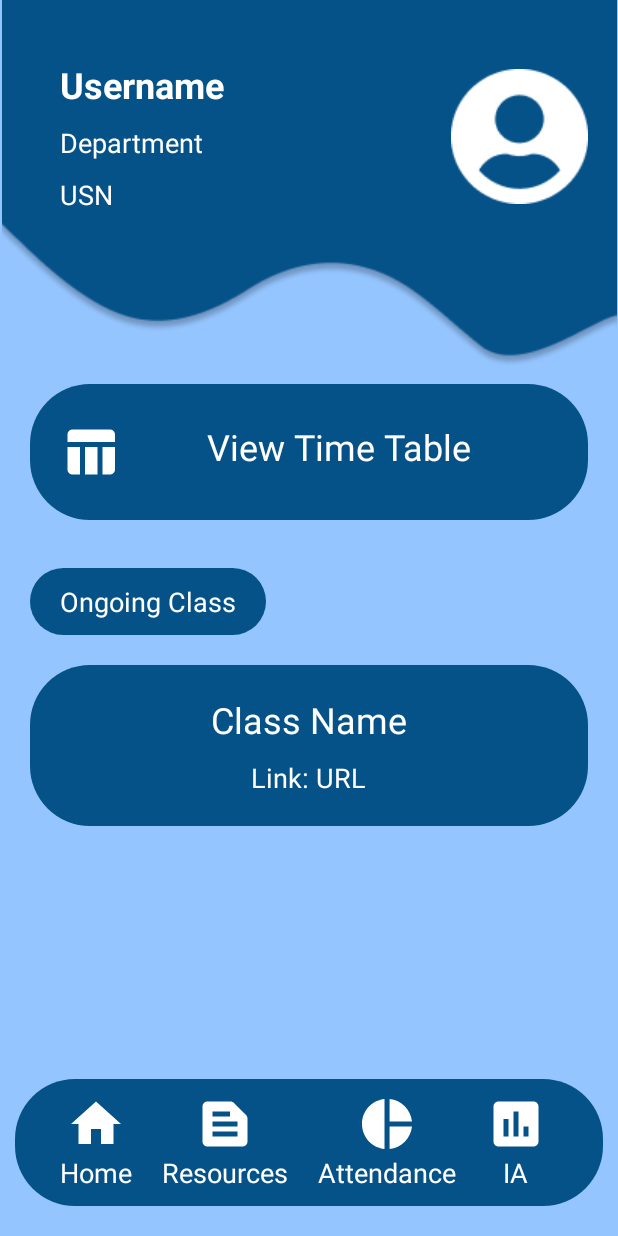
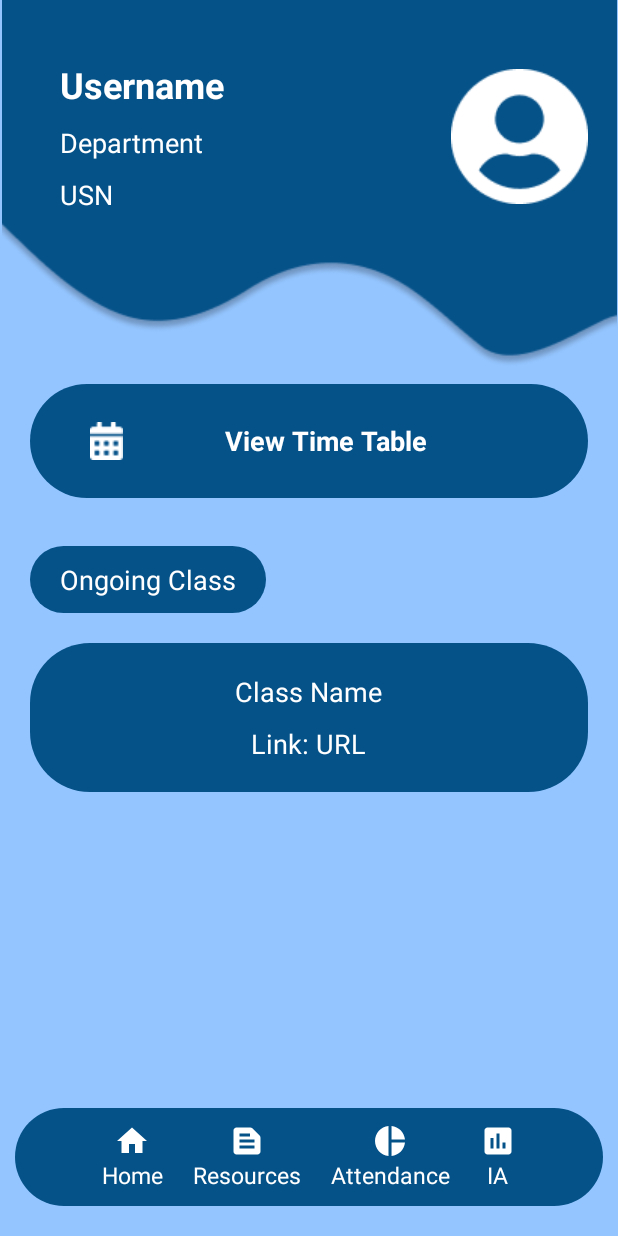
Before and after one commit to MirzaG9498/DroidAssist, an Android app: the HomeActivity screen opened directly, with no data from a screen before it, on a phone screen of 412 x 824 dp. Run offline under Robolectric (Android 15) with nearby library versions, the phone set to English and light mode, and no system bars; our stand-ins replace Firebase (no records; nobody signed in at launch, a user with empty details on screens opened directly); 1 statement that could not run was skipped.

Commit message:
Fix Login Issues and Overflowing of Content in HomeActivity

```diff
--- a/app/src/main/res/drawable/assessment_icon.xml
+++ b/app/src/main/res/drawable/assessment_icon.xml
@@ -1,5 +1,5 @@
-<vector android:height="40dp" android:tint="#FFFFFF"
+<vector android:height="24dp" android:tint="#FFFFFF"
     android:viewportHeight="24" android:viewportWidth="24"
-    android:width="40dp" xmlns:android="http://schemas.android.com/apk/res/android">
+    android:width="24dp" xmlns:android="http://schemas.android.com/apk/res/android">
     <path android:fillColor="@android:color/white" android:pathData="M19,3L5,3c-1.1,0 -2,0.9 -2,2v14c0,1.1 0.9,2 2,2h14c1.1,0 2,-0.9 2,-2L21,5c0,-1.1 -0.9,-2 -2,-2zM9,17L7,17v-7h2v7zM13,17h-2L11,7h2v10zM17,17h-2v-4h2v4z"/>
 </vector>
--- a/app/src/main/res/drawable/attendance_icon.xml
+++ b/app/src/main/res/drawable/attendance_icon.xml
@@ -1,5 +1,5 @@
-<vector android:height="40dp" android:tint="#FFFFFF"
+<vector android:height="24dp" android:tint="#FFFFFF"
     android:viewportHeight="24" android:viewportWidth="24"
-    android:width="40dp" xmlns:android="http://schemas.android.com/apk/res/android">
+    android:width="24dp" xmlns:android="http://schemas.android.com/apk/res/android">
     <path android:fillColor="@android:color/white" android:pathData="M11,2v20c-5.07,-0.5 -9,-4.79 -9,-10s3.93,-9.5 9,-10zM13.03,2v8.99L22,10.99c-0.47,-4.74 -4.24,-8.52 -8.97,-8.99zM13.03,13.01L13.03,22c4.74,-0.47 8.5,-4.25 8.97,-8.99h-8.97z"/>
 </vector>
--- a/app/src/main/res/drawable/home_icon.xml
+++ b/app/src/main/res/drawable/home_icon.xml
@@ -1,5 +1,5 @@
-<vector android:height="40dp" android:tint="#FFFFFF"
+<vector android:height="24dp" android:tint="#FFFFFF"
     android:viewportHeight="24" android:viewportWidth="24"
-    android:width="40dp" xmlns:android="http://schemas.android.com/apk/res/android">
+    android:width="24dp" xmlns:android="http://schemas.android.com/apk/res/android">
     <path android:fillColor="@android:color/white" android:pathData="M10,20v-6h4v6h5v-8h3L12,3 2,12h3v8z"/>
 </vector>
--- a/app/src/main/res/drawable/resources_icon.xml
+++ b/app/src/main/res/drawable/resources_icon.xml
@@ -1,5 +1,5 @@
-<vector android:height="40dp" android:tint="#FFFFFF"
+<vector android:height="24dp" android:tint="#FFFFFF"
     android:viewportHeight="24" android:viewportWidth="24"
-    android:width="40dp" xmlns:android="http://schemas.android.com/apk/res/android">
+    android:width="24dp" xmlns:android="http://schemas.android.com/apk/res/android">
     <path android:fillColor="@android:color/white" android:pathData="M20.41,8.41l-4.83,-4.83C15.21,3.21 14.7,3 14.17,3H5C3.9,3 3,3.9 3,5v14c0,1.1 0.9,2 2,2h14c1.1,0 2,-0.9 2,-2V9.83C21,9.3 20.79,8.79 20.41,8.41zM7,7h7v2H7V7zM17,17H7v-2h10V17zM17,13H7v-2h10V13z"/>
 </vector>
--- a/app/src/main/res/drawable/timetable_icon.xml
+++ /dev/null
@@ -1,5 +0,0 @@
-<vector android:height="40dp" android:tint="#FFFFFF"
-    android:viewportHeight="24" android:viewportWidth="24"
-    android:width="40dp" xmlns:android="http://schemas.android.com/apk/res/android">
-    <path android:fillColor="@android:color/white" android:pathData="M10,10.02h5L15,21h-5zM17,21h3c1.1,0 2,-0.9 2,-2v-9h-5v11zM20,3L5,3c-1.1,0 -2,0.9 -2,2v3h19L22,5c0,-1.1 -0.9,-2 -2,-2zM3,19c0,1.1 0.9,2 2,2h3L8,10L3,10v9z"/>
-</vector>
--- a/app/src/main/res/layout/activity_home.xml
+++ b/app/src/main/res/layout/activity_home.xml
@@ -81,8 +81,8 @@
         android:layout_marginEnd="20dp"
         android:paddingTop="25dp"
         android:paddingBottom="25dp"
-        android:paddingStart="20dp"
-        android:paddingEnd="20dp"
+        android:paddingStart="40dp"
+        android:paddingEnd="40dp"
         android:layout_width="match_parent"
         android:layout_height="wrap_content"
         android:drawableLeft="@drawable/timetable_icon"
@@ -90,8 +90,9 @@
         android:text="View Time Table"
         android:textAlignment="center"
         android:textColor="@color/white"
+        android:textStyle="bold"
         android:textAllCaps="false"
-        android:textSize="24sp"/>
+        android:textSize="18sp"/>
 
     <TextView
         android:id="@+id/ongoingClassText"
@@ -134,7 +135,7 @@
             android:layout_height="wrap_content"
             android:text="Class Name"
             android:textColor="@color/white"
-            android:textSize="24sp" />
+            android:textSize="18sp" />
 
         <TextView
             android:id="@+id/ongoingClassLink"
@@ -149,6 +150,7 @@
     </LinearLayout>
 
     <LinearLayout
+        android:gravity="center"
         android:orientation="horizontal"
         app:layout_constraintStart_toStartOf="parent"
         app:layout_constraintBottom_toBottomOf="parent"
@@ -163,7 +165,8 @@
 
         <LinearLayout
             android:orientation="vertical"
-            android:layout_marginStart="20dp"
+            android:layout_marginStart="10dp"
+            android:layout_marginEnd="10dp"
             android:layout_width="wrap_content"
             android:layout_height="wrap_content">
 
@@ -180,14 +183,15 @@
                 android:layout_width="wrap_content"
                 android:layout_height="wrap_content"
                 android:textColor="@color/white"
-                android:textSize="18sp"
+                android:textSize="15sp"
                 android:text="Home"/>
         </LinearLayout>
 
 
         <LinearLayout
             android:orientation="vertical"
-            android:layout_marginStart="20dp"
+            android:layout_marginStart="10dp"
+            android:layout_marginEnd="10dp"
             android:layout_width="wrap_content"
             android:layout_height="wrap_content">
 
@@ -204,13 +208,14 @@
                 android:layout_width="wrap_content"
                 android:layout_height="wrap_content"
                 android:textColor="@color/white"
-                android:textSize="18sp"
+                android:textSize="15sp"
                 android:text="Resources"/>
         </LinearLayout>
 
         <LinearLayout
             android:orientation="vertical"
-            android:layout_marginStart="20dp"
+            android:layout_marginStart="10dp"
+            android:layout_marginEnd="10dp"
             android:layout_width="wrap_content"
             android:layout_height="wrap_content">
 
@@ -227,14 +232,15 @@
                 android:layout_width="wrap_content"
                 android:layout_height="wrap_content"
                 android:textColor="@color/white"
-                android:textSize="18sp"
+                android:textSize="15sp"
                 android:text="Attendance"/>
         </LinearLayout>
 
 
         <LinearLayout
             android:orientation="vertical"
-            android:layout_marginStart="20dp"
+            android:layout_marginStart="10dp"
+            android:layout_marginEnd="10dp"
             android:layout_width="wrap_content"
             android:layout_height="wrap_content">
 
@@ -252,7 +258,7 @@
                 android:layout_width="wrap_content"
                 android:layout_height="wrap_content"
                 android:textColor="@color/white"
-                android:textSize="18sp"
+                android:textSize="15sp"
                 android:text="IA"/>
         </LinearLayout>
 
```
Also changed, not shown: app/src/main/java/com/example/droidassist/LoginActivity.kt (+34 -0 lines), app/src/main/res/drawable/timetable_icon.png (added).
